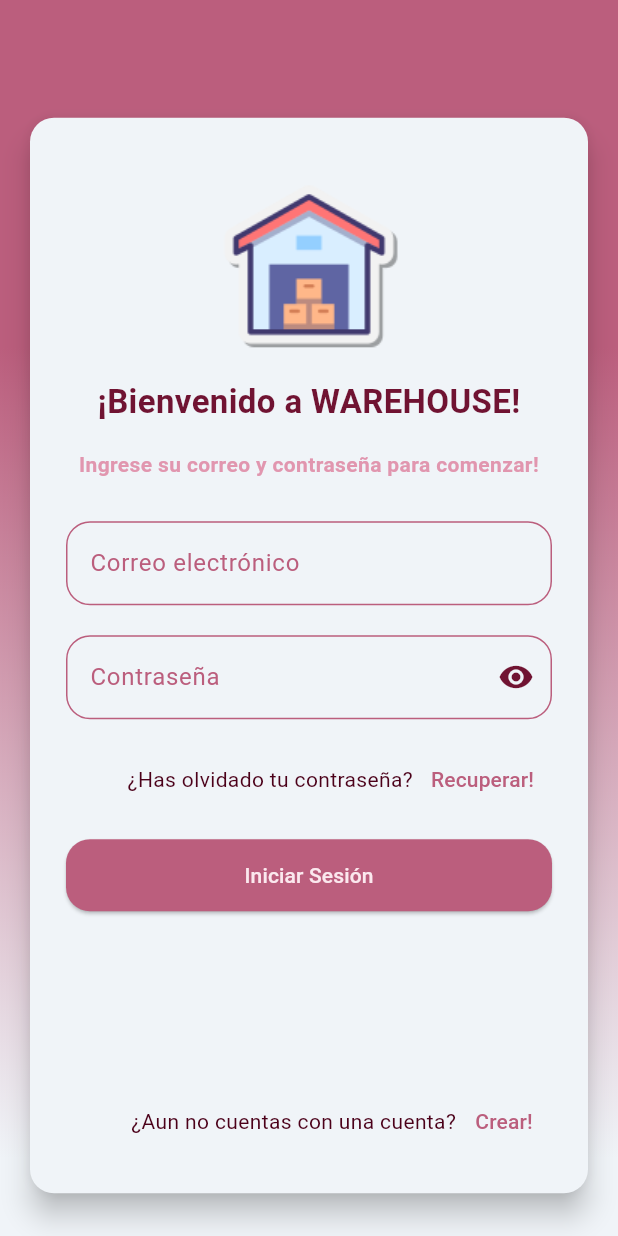
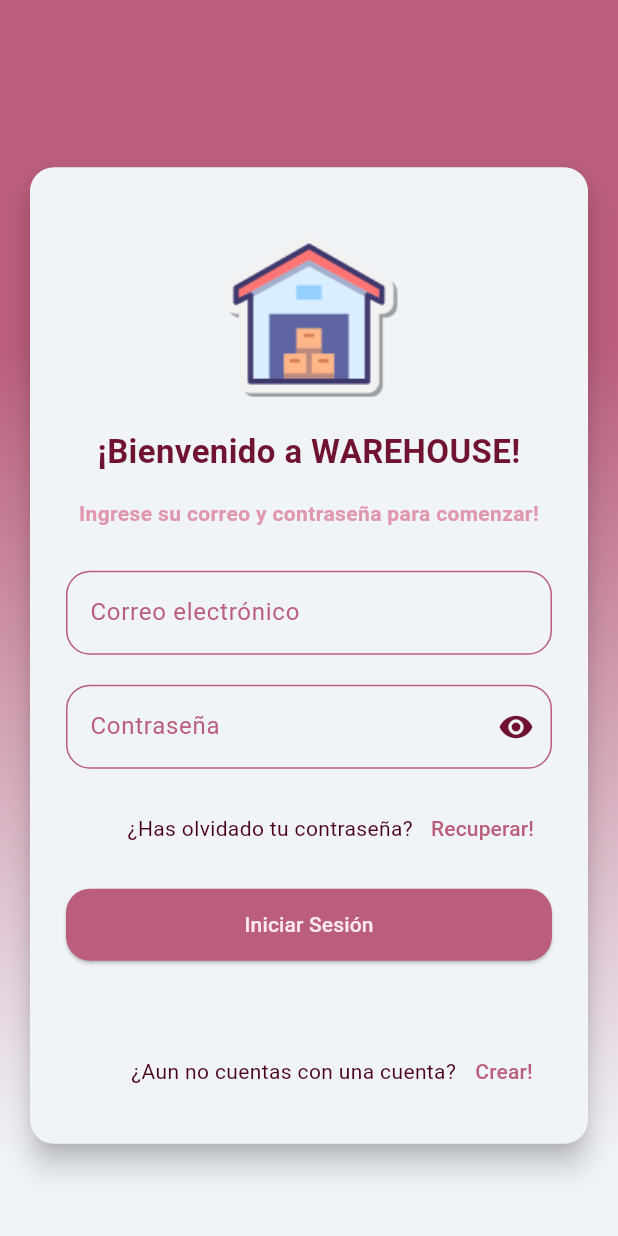
Before and after one commit to Mrls09/warehouse_master_mobile, a Flutter app: the screen it shows after launch, on a phone screen of 412 x 824 dp. Run offline on Flutter 3.47's test engine with Material 3 defaults, Android fonts, the phone set to English and light mode, and no system bars; our stand-ins replace dio, flutter_secure_storage, flutter_svg, image_picker, shared_preferences, shimmer; missing offline and left inert: qr_code_dart_scan.

Commit message:
[update] update

```diff
--- a/lib/modules/auth/auth_service.dart
+++ b/lib/modules/auth/auth_service.dart
@@ -28,14 +28,12 @@ class AuthService {
           final String token = responseData['data']['token'];
           final String uid = responseData['data']['user']['uid'];
           final String role = responseData['data']['user']['role'];
-          final String warehouse = responseData['data']['user']['warehouse'];
 
           // Guardar token en SharedPreferences
           final prefs = await SharedPreferences.getInstance();
           await prefs.setString('auth_token', token);
           await prefs.setString('auth_uid', uid);
           await prefs.setString('auth_role', role);
-          await prefs.setString('auth_warehouse', warehouse);
 
           return true; // Inicio de sesión exitoso
         } else {
--- a/lib/modules/auth/login_screen.dart
+++ b/lib/modules/auth/login_screen.dart
@@ -77,6 +77,7 @@ class _LoginScreenState extends State<LoginScreen> {
   @override
   Widget build(BuildContext context) {
     return Scaffold(
+  resizeToAvoidBottomInset: true,
   body: Stack(
     children: [
       Positioned.fill(
@@ -86,7 +87,7 @@ class _LoginScreenState extends State<LoginScreen> {
         ),
       ),
       Center(
-            child: Padding(
+        child: SingleChildScrollView(
           padding: const EdgeInsets.all(16.0),
           child: Form(
             key: _formKey,
@@ -182,7 +183,7 @@ class _LoginScreenState extends State<LoginScreen> {
                                 : const Text('Iniciar Sesión'),
                           ),
                         ),
-                            const SizedBox(height: 116),
+                        const SizedBox(height: 50), // Reducido para evitar overflow
                         Row(
                           mainAxisAlignment: MainAxisAlignment.end,
                           children: [
@@ -217,5 +218,6 @@ class _LoginScreenState extends State<LoginScreen> {
     ],
   ),
 );
+
   }
 }
```
Also changed, not shown: lib/modules/movements/screens/movements_details_scree.dart (+1 -6 lines). Lines whose indentation alone changed are shown as unchanged.
